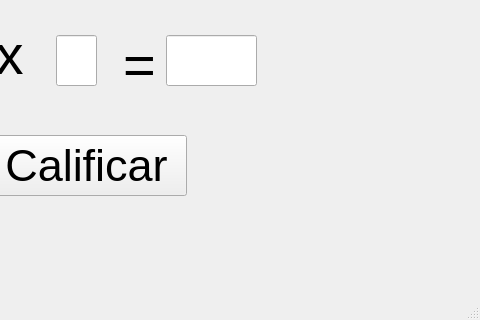
SANCHEZALAN/PIP_UNIDAD_1_2021_3, file Proyecto_1_Examen.ui: the form before one commit; both pictures show x 284 to 764 and y 205 to 525 of the 764 by 525 pixel window.
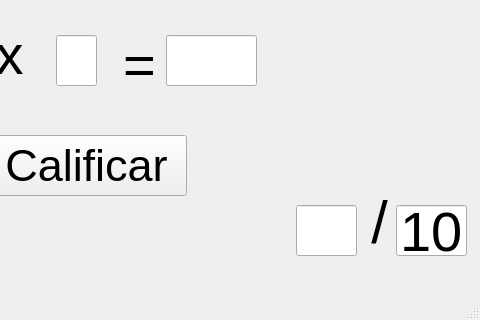
The form after the commit. Icons and pictures are not drawn.

The edit to the form file:
```diff
--- a/Proyecto_1_Examen.ui
+++ b/Proyecto_1_Examen.ui
@@ -221,6 +221,75 @@
      <string>Calificar</string>
     </property>
    </widget>
+   <widget class="QLabel" name="label_7">
+    <property name="geometry">
+     <rect>
+      <x>640</x>
+      <y>380</y>
+      <width>47</width>
+      <height>81</height>
+     </rect>
+    </property>
+    <property name="font">
+     <font>
+      <pointsize>44</pointsize>
+     </font>
+    </property>
+    <property name="text">
+     <string>/</string>
+    </property>
+    <property name="alignment">
+     <set>Qt::AlignBottom|Qt::AlignHCenter</set>
+    </property>
+   </widget>
+   <widget class="QLineEdit" name="numi">
+    <property name="geometry">
+     <rect>
+      <x>580</x>
+      <y>410</y>
+      <width>61</width>
+      <height>51</height>
+     </rect>
+    </property>
+    <property name="font">
+     <font>
+      <pointsize>42</pointsize>
+     </font>
+    </property>
+    <property name="text">
+     <string/>
+    </property>
+    <property name="alignment">
+     <set>Qt::AlignCenter</set>
+    </property>
+    <property name="readOnly">
+     <bool>true</bool>
+    </property>
+   </widget>
+   <widget class="QLineEdit" name="num2_3">
+    <property name="geometry">
+     <rect>
+      <x>680</x>
+      <y>410</y>
+      <width>71</width>
+      <height>51</height>
+     </rect>
+    </property>
+    <property name="font">
+     <font>
+      <pointsize>42</pointsize>
+     </font>
+    </property>
+    <property name="text">
+     <string>10</string>
+    </property>
+    <property name="alignment">
+     <set>Qt::AlignCenter</set>
+    </property>
+    <property name="readOnly">
+     <bool>true</bool>
+    </property>
+   </widget>
   </widget>
   <widget class="QMenuBar" name="menubar">
    <property name="geometry">
```
